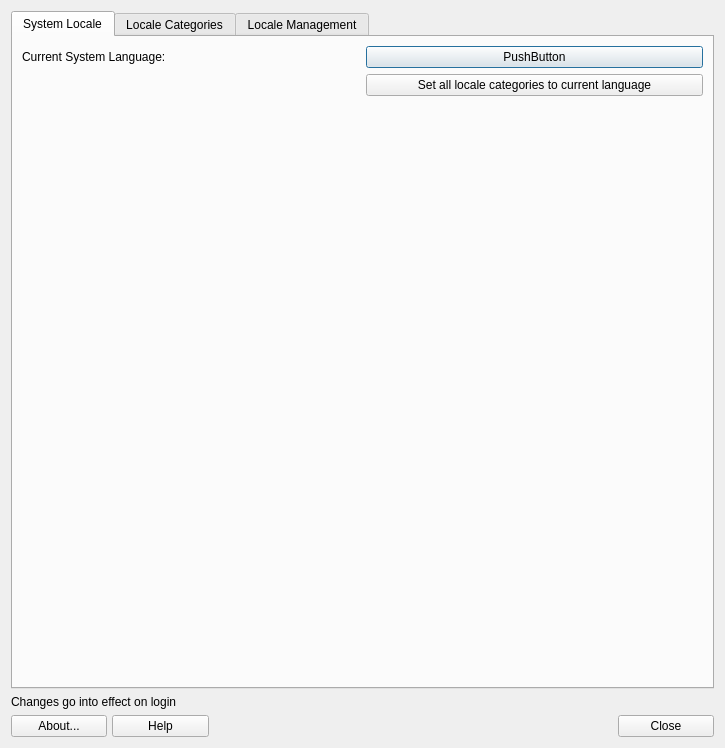
Old version of the form mx-locale/mainwindow.ui in the repository q4os/mxtools-for-debian.
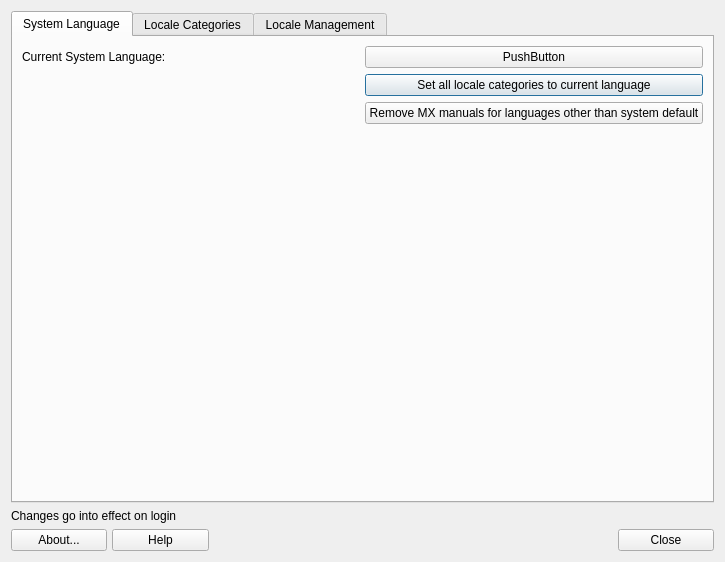
New version of the form. The open tabs and pages were chosen to show the change. Icons and pictures are not drawn.

What changed in the file:
```diff
--- a/mx-locale/mainwindow.ui
+++ b/mx-locale/mainwindow.ui
@@ -7,7 +7,7 @@
     <x>0</x>
     <y>0</y>
     <width>725</width>
-    <height>748</height>
+    <height>562</height>
    </rect>
   </property>
   <property name="windowTitle">
@@ -181,20 +181,13 @@
      </property>
      <widget class="QWidget" name="tabLanguage">
       <attribute name="title">
-       <string extracomment=" language selection, also default for locale subvariables if not otherwise defined">System Locale</string>
+       <string extracomment=" language selection, also default for locale subvariables if not otherwise defined">System Language</string>
       </attribute>
       <layout class="QGridLayout" name="gridLayout_4">
        <item row="1" column="1">
-        <widget class="QPushButton" name="buttonLang">
+        <widget class="QPushButton" name="pushResetSubvar">
          <property name="text">
-          <string>PushButton</string>
-         </property>
-        </widget>
-       </item>
-       <item row="1" column="0">
-        <widget class="QLabel" name="labelLanguage">
-         <property name="text">
-          <string>Current System Language:</string>
+          <string>Set all locale categories to current language</string>
          </property>
         </widget>
        </item>
@@ -211,10 +204,24 @@
          </property>
         </spacer>
        </item>
+       <item row="0" column="0">
+        <widget class="QLabel" name="labelLanguage">
+         <property name="text">
+          <string>Current System Language:</string>
+         </property>
+        </widget>
+       </item>
+       <item row="0" column="1">
+        <widget class="QPushButton" name="buttonLang">
+         <property name="text">
+          <string>PushButton</string>
+         </property>
+        </widget>
+       </item>
        <item row="2" column="1">
-        <widget class="QPushButton" name="pushResetSubvar">
+        <widget class="QPushButton" name="pushRemoveManuals">
          <property name="text">
-          <string>Set all locale categories to current language</string>
+          <string>Remove MX manuals for languages other than system default</string>
          </property>
         </widget>
        </item>
```
Left out of the diff: 109 changed lines with no effect on the pictures.
